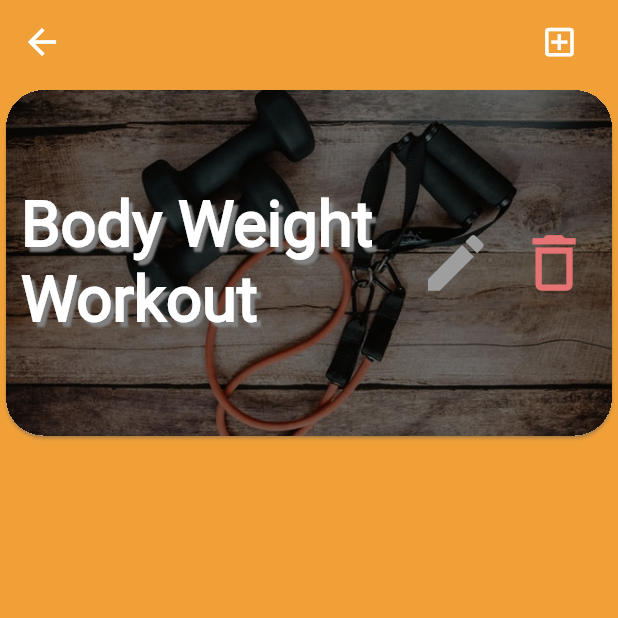
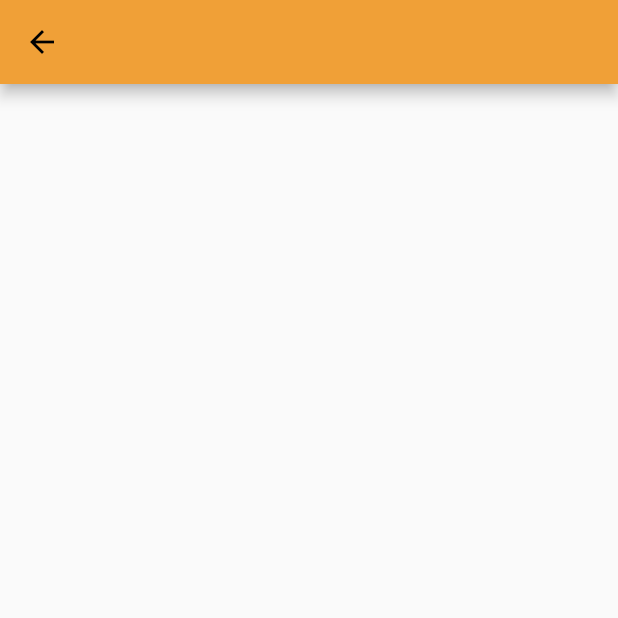
Before and after one commit to TeenFit/teenfit, a Flutter app: the CreateWorkout screen opened by its route, after a tap on the "edit" icon, on a phone screen of 412 x 824 dp, the top half of it. Run offline on Flutter 3.47's test engine with Material 2 defaults, Android fonts, the phone set to English and light mode, and no system bars; our stand-ins replace carousel_slider, circular_countdown_timer, material_floating_search_bar, smooth_page_indicator.

Commit message:
added addWorkoutScreen

```diff
--- a/lib/main.dart
+++ b/lib/main.dart
@@ -1,6 +1,7 @@
 import 'package:flutter/material.dart';
 import 'package:flutter/services.dart';
 import 'package:provider/provider.dart';
+import 'package:teenfit/screens/add_workout_screen.dart';
 
 import 'screens/create_a_workout_screen.dart';
 import './screens/exercise_screen.dart';
@@ -48,6 +49,7 @@ class MyApp extends StatelessWidget {
           WorkoutPage.routeName: (ctx) => WorkoutPage(),
           ExerciseScreen.routeName: (ctx) => ExerciseScreen(),
           CreateWorkout.routeName: (ctx) => CreateWorkout(),
+          AddWorkoutScreen.routeName: (ctx) => AddWorkoutScreen(),
         },
       ),
     );
--- /dev/null
+++ b/lib/screens/add_workout_screen.dart
@@ -0,0 +1,12 @@
+import 'package:flutter/material.dart';
+
+class AddWorkoutScreen extends StatelessWidget {
+  static const routeName = '/add-workout-screen';
+
+  @override
+  Widget build(BuildContext context) {
+    return Scaffold(
+      appBar: AppBar(),
+    );
+  }
+}
--- a/lib/widgets/workout_tile.dart
+++ b/lib/widgets/workout_tile.dart
@@ -1,6 +1,7 @@
 import 'package:flutter/material.dart';
-import 'package:teenfit/Custom/custom_dialog.dart';
 
+import '../Custom/custom_dialog.dart';
+import '../screens/add_workout_screen.dart';
 import '../screens/workout_page.dart';
 import '../providers/workout.dart';
 
@@ -73,9 +74,12 @@ class WorkoutTile extends StatelessWidget {
                         ),
                       ),
                       IconButton(
-                        onPressed: () {},
+                        onPressed: () {
+                          Navigator.of(context)
+                              .pushNamed(AddWorkoutScreen.routeName);
+                        },
                         icon: Icon(Icons.edit),
-                        color: Colors.grey,
+                        color: Colors.grey[100],
                         iconSize: (_mediaQuery.size.height * 0.06),
                       ),
                       IconButton(
```
